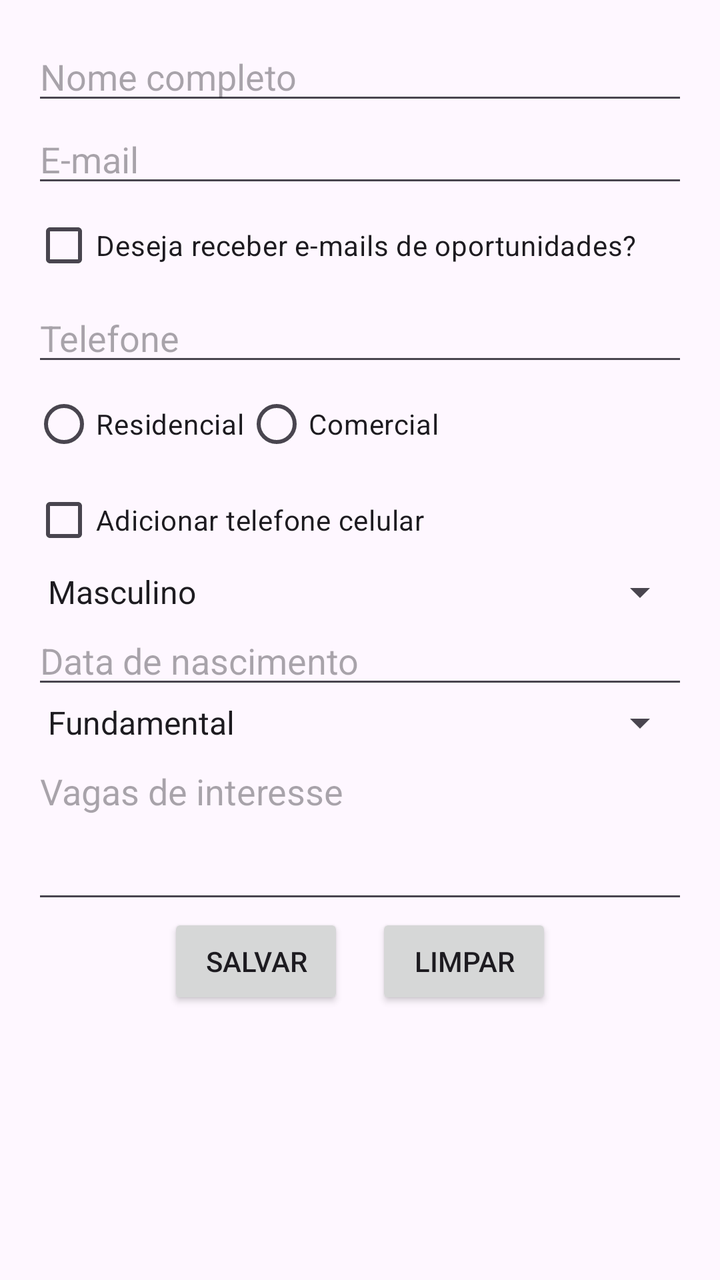
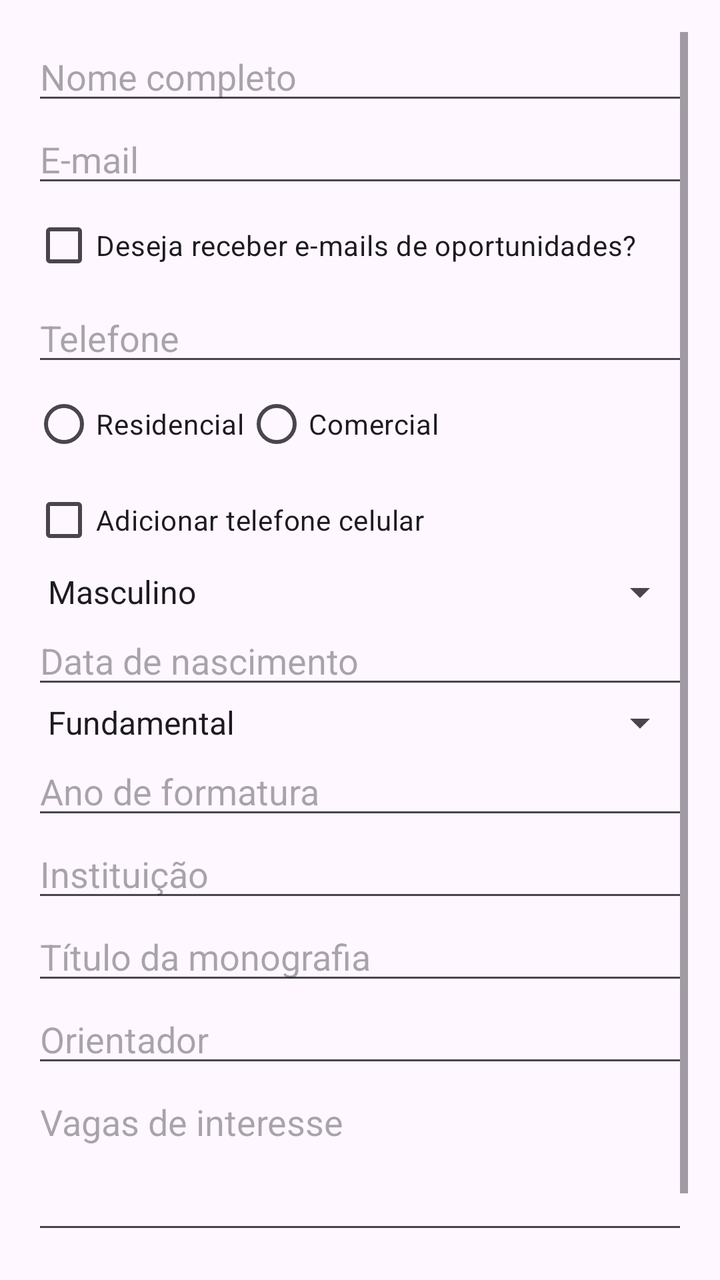

Compare the two renders of this Android layout. The source of the first and the diff that turns it into the second are given below.
<!-- AndroidManifest.xml: application theme Theme.MyApplication -->
<!-- res/layout/activity_main.xml -->
<?xml version="1.0" encoding="utf-8"?>
<ScrollView xmlns:android="http://schemas.android.com/apk/res/android"
    android:layout_width="match_parent"
    android:layout_height="match_parent"
    android:padding="16dp">

    <LinearLayout
        android:orientation="vertical"
        android:layout_width="match_parent"
        android:layout_height="wrap_content">

        <EditText
            android:id="@+id/etNome"
            android:hint="Nome completo"
            android:inputType="textPersonName"
            android:layout_width="match_parent"
            android:layout_height="wrap_content"/>

        <EditText
            android:id="@+id/etEmail"
            android:hint="E-mail"
            android:inputType="textEmailAddress"
            android:layout_width="match_parent"
            android:layout_height="wrap_content"/>

        <CheckBox
            android:id="@+id/cbReceberEmail"
            android:text="Deseja receber e-mails de oportunidades?"
            android:layout_width="wrap_content"
            android:layout_height="wrap_content"/>


        <EditText
            android:id="@+id/etTelefone"
            android:hint="Telefone"
            android:inputType="phone"
            android:layout_width="match_parent"
            android:layout_height="wrap_content"/>

        <RadioGroup
            android:id="@+id/rgTelefone"
            android:orientation="horizontal"
            android:layout_width="wrap_content"
            android:layout_height="wrap_content">

            <RadioButton
                android:id="@+id/rbResidencial"
                android:text="Residencial"
                android:layout_width="wrap_content"
                android:layout_height="wrap_content"/>

            <RadioButton
                android:id="@+id/rbComercial"
                android:text="Comercial"
                android:layout_width="wrap_content"
                android:layout_height="wrap_content"/>
        </RadioGroup>



        <CheckBox
            android:id="@+id/cbAddCelular"
            android:text="Adicionar telefone celular"
            android:layout_width="wrap_content"
            android:layout_height="wrap_content"/>

        <EditText
            android:id="@+id/etCelular"
            android:hint="Celular"
            android:inputType="phone"
            android:visibility="gone"
            android:layout_width="match_parent"
            android:layout_height="wrap_content"/>


        <Spinner
            android:id="@+id/spSexo"
            android:layout_width="match_parent"
            android:layout_height="wrap_content"
            android:entries="@array/sexo_array"/>


        <EditText
            android:id="@+id/etNascimento"
            android:hint="Data de nascimento"
            android:focusable="false"
            android:clickable="true"
            android:inputType="none"
            android:layout_width="match_parent"
            android:layout_height="wrap_content"/>



        <Spinner
            android:id="@+id/spFormacao"
            android:layout_width="match_parent"
            android:layout_height="wrap_content"
            android:entries="@array/formacao_array"/>

        <LinearLayout
            android:id="@+id/layoutFormacaoExtra"
            android:orientation="vertical"
            android:layout_width="match_parent"
            android:layout_height="wrap_content">


            <EditText
                android:id="@+id/etAno"
                android:hint="Ano de formatura"
                android:inputType="number"
                android:visibility="gone"
                android:layout_width="match_parent"
                android:layout_height="wrap_content"/>


            <EditText
                android:id="@+id/etInstituicao"
                android:hint="Instituição"
                android:visibility="gone"
                android:layout_width="match_parent"
                android:layout_height="wrap_content"/>


            <EditText
                android:id="@+id/etTitulo"
                android:hint="Título da monografia"
                android:visibility="gone"
                android:layout_width="match_parent"
                android:layout_height="wrap_content"/>

            <EditText
                android:id="@+id/etOrientador"
                android:hint="Orientador"
                android:visibility="gone"
                android:layout_width="match_parent"
                android:layout_height="wrap_content"/>
        </LinearLayout>



        <EditText
            android:id="@+id/etVagas"
            android:hint="Vagas de interesse"
            android:inputType="textMultiLine"
            android:lines="3"
            android:gravity="top"
            android:layout_width="match_parent"
            android:layout_height="wrap_content"/>


        <LinearLayout
            android:orientation="horizontal"
            android:gravity="center"
            android:layout_width="match_parent"
            android:layout_height="wrap_content">

            <Button
                android:id="@+id/btnSalvar"
                android:text="Salvar"
                android:layout_width="wrap_content"
                android:layout_height="wrap_content"/>

            <Button
                android:id="@+id/btnLimpar"
                android:text="Limpar"
                android:layout_width="wrap_content"
                android:layout_height="wrap_content"
                android:layout_marginStart="16dp"/>
        </LinearLayout>
    </LinearLayout>
</ScrollView>
<!-- resources referenced by this layout -->
<resources>
  <string-array name="formacao_array">
          <item>Fundamental</item>
          <item>Médio</item>
          <item>Graduação</item>
          <item>Especialização</item>
          <item>Mestrado</item>
          <item>Doutorado</item>
      </string-array>
  <string-array name="sexo_array">
          <item>Masculino</item>
          <item>Feminino</item>
          <item>Outro</item>
      </string-array>
  <style name="Theme.MyApplication" parent="Base.Theme.MyApplication" />
  <style name="Base.Theme.MyApplication" parent="Theme.Material3.DayNight.NoActionBar">
          
          
      </style>
</resources>

<!-- the commit's change to res/layout/activity_main.xml (unified diff, before → after) -->
@@ -12,14 +12,18 @@
         <EditText
             android:id="@+id/etNome"
             android:hint="Nome completo"
-            android:inputType="textPersonName"
+            android:inputType="textPersonName|textNoSuggestions"
+            android:importantForAutofill="no"
+            android:privateImeOptions="disableSpellCheck|noAccessoryAction"
             android:layout_width="match_parent"
             android:layout_height="wrap_content"/>
 
         <EditText
             android:id="@+id/etEmail"
             android:hint="E-mail"
-            android:inputType="textEmailAddress"
+            android:inputType="textEmailAddress|textNoSuggestions"
+            android:importantForAutofill="no"
+            android:privateImeOptions="disableSpellCheck|noAccessoryAction"
             android:layout_width="match_parent"
             android:layout_height="wrap_content"/>
 
@@ -29,11 +33,12 @@
             android:layout_width="wrap_content"
             android:layout_height="wrap_content"/>
 
-
         <EditText
             android:id="@+id/etTelefone"
             android:hint="Telefone"
-            android:inputType="phone"
+            android:inputType="phone|textNoSuggestions"
+            android:importantForAutofill="no"
+            android:privateImeOptions="disableSpellCheck|noAccessoryAction"
             android:layout_width="match_parent"
             android:layout_height="wrap_content"/>
 
@@ -56,8 +61,6 @@
                 android:layout_height="wrap_content"/>
         </RadioGroup>
 
-
-
         <CheckBox
             android:id="@+id/cbAddCelular"
             android:text="Adicionar telefone celular"
@@ -67,11 +70,12 @@
         <EditText
             android:id="@+id/etCelular"
             android:hint="Celular"
-            android:inputType="phone"
+            android:inputType="phone|textNoSuggestions"
             android:visibility="gone"
+            android:importantForAutofill="no"
+            android:privateImeOptions="disableSpellCheck|noAccessoryAction"
             android:layout_width="match_parent"
             android:layout_height="wrap_content"/>
-
 
         <Spinner
             android:id="@+id/spSexo"
@@ -79,17 +83,16 @@
             android:layout_height="wrap_content"
             android:entries="@array/sexo_array"/>
 
-
         <EditText
             android:id="@+id/etNascimento"
             android:hint="Data de nascimento"
             android:focusable="false"
             android:clickable="true"
-            android:inputType="none"
+            android:inputType="none|textNoSuggestions"
+            android:importantForAutofill="no"
+            android:privateImeOptions="disableSpellCheck|noAccessoryAction"
             android:layout_width="match_parent"
             android:layout_height="wrap_content"/>
-
-
 
         <Spinner
             android:id="@+id/spFormacao"
@@ -103,50 +106,54 @@
             android:layout_width="match_parent"
             android:layout_height="wrap_content">
 
-
             <EditText
                 android:id="@+id/etAno"
                 android:hint="Ano de formatura"
-                android:inputType="number"
-                android:visibility="gone"
+                android:inputType="text"
+                android:importantForAutofill="no"
+                android:privateImeOptions="disableSpellCheck|noAccessoryAction"
                 android:layout_width="match_parent"
                 android:layout_height="wrap_content"/>
-
 
             <EditText
                 android:id="@+id/etInstituicao"
                 android:hint="Instituição"
-                android:visibility="gone"
-                android:layout_width="match_parent"
-                android:layout_height="wrap_content"/>
-
+                android:inputType="text"
+            android:importantForAutofill="no"
+            android:privateImeOptions="disableSpellCheck|noAccessoryAction"
+            android:layout_width="match_parent"
+            android:layout_height="wrap_content"/>
 
             <EditText
                 android:id="@+id/etTitulo"
                 android:hint="Título da monografia"
-                android:visibility="gone"
+                android:inputType="text"
+                android:importantForAutofill="no"
+                android:privateImeOptions="disableSpellCheck|noAccessoryAction"
                 android:layout_width="match_parent"
                 android:layout_height="wrap_content"/>
 
             <EditText
                 android:id="@+id/etOrientador"
                 android:hint="Orientador"
-                android:visibility="gone"
+                android:inputType="text"
+                android:importantForAutofill="no"
+                android:privateImeOptions="disableSpellCheck|noAccessoryAction"
                 android:layout_width="match_parent"
                 android:layout_height="wrap_content"/>
+
         </LinearLayout>
-
-
 
         <EditText
             android:id="@+id/etVagas"
             android:hint="Vagas de interesse"
-            android:inputType="textMultiLine"
+            android:inputType="textMultiLine|textNoSuggestions"
             android:lines="3"
             android:gravity="top"
+            android:importantForAutofill="no"
+            android:privateImeOptions="disableSpellCheck|noAccessoryAction"
             android:layout_width="match_parent"
             android:layout_height="wrap_content"/>
-
 
         <LinearLayout
             android:orientation="horizontal"
